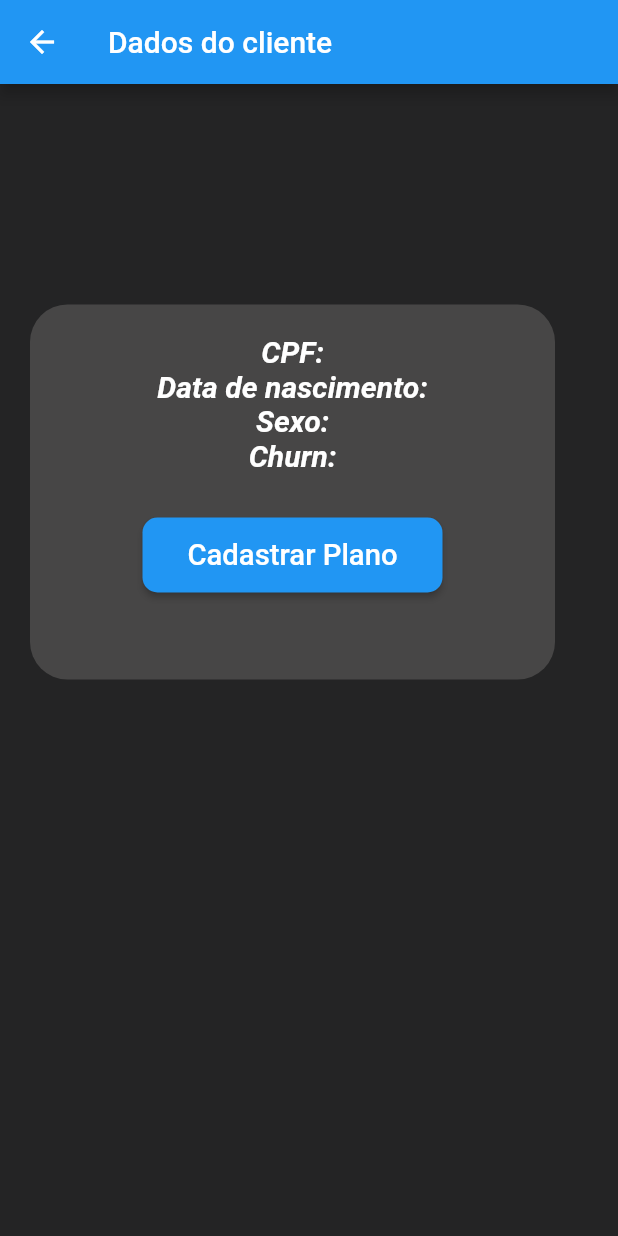
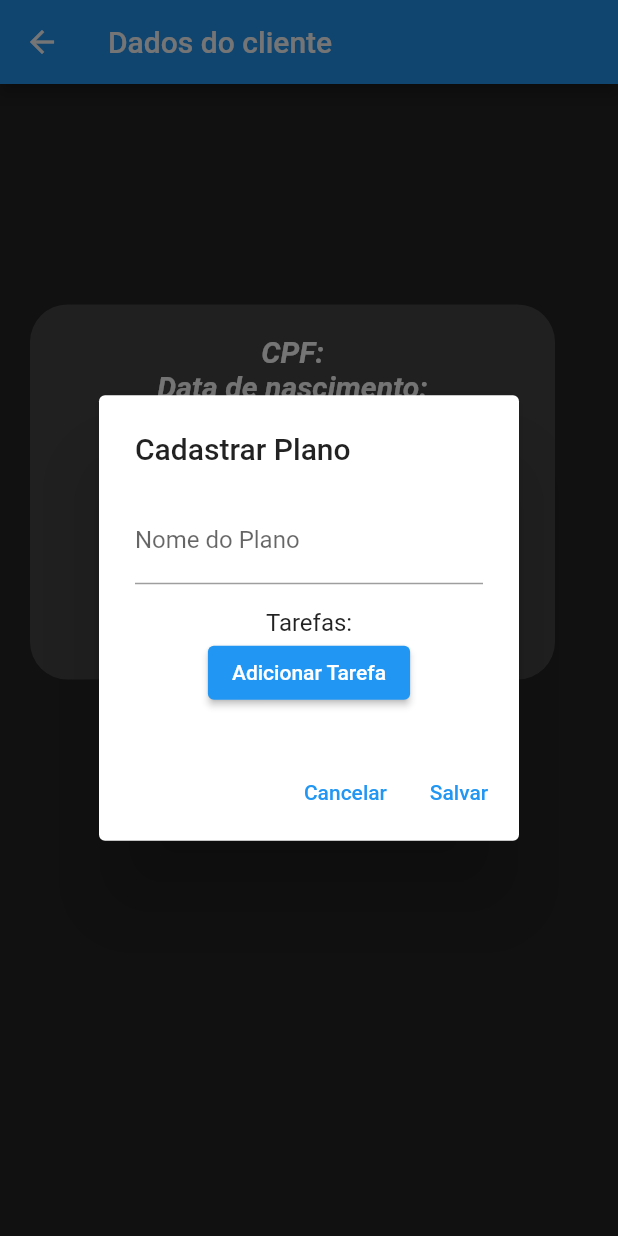
Before and after one commit to JoseRoberto1506/Customer-Flight-Predictor, a Flutter app: the TelaCliente screen opened directly with empty values, after a tap on "Cadastrar Plano", on a phone screen of 412 x 824 dp. Run offline on Flutter 3.47's test engine with Material 2 defaults, Android fonts, the phone set to English and light mode, and no system bars; our stand-ins replace cloud_firestore, firebase_auth, firebase_core; accounts and stored records are empty.

Commit message:
adição da função de cadastrar plano de ação, modificação das telas Cliente e ListaCliente, adição do componente addPlanDialog

```diff
--- a/lib/pages/cliente.dart
+++ b/lib/pages/cliente.dart
@@ -1,13 +1,17 @@
 // ignore_for_file: prefer_const_literals_to_create_immutables, prefer_const_constructors
-
+import 'componentes/dialogConfirm.dart';
+import 'package:cfp_app/pages/Provider/ClientesProvider.dart';
+import 'package:cfp_app/pages/componentes/addPlanDialog.dart';
 import 'package:cfp_app/pages/componentes/botao.dart';
 import 'package:flutter/material.dart';
 import 'package:cloud_firestore/cloud_firestore.dart';
 import 'package:firebase_auth/firebase_auth.dart';
 
 class TelaCliente extends StatefulWidget {
-  const TelaCliente({Key? key, required this.cliente}) : super(key: key);
+  const TelaCliente({Key? key, required this.cliente, required this.clienteId})
+      : super(key: key);
   final Map<String, dynamic> cliente;
+  final String? clienteId;
 
   @override
   State<TelaCliente> createState() => _TelaClienteState();
@@ -15,12 +19,14 @@ class TelaCliente extends StatefulWidget {
 
 class _TelaClienteState extends State<TelaCliente> {
   late Future<List<Map<String, dynamic>>> dadosClienteFuture;
+  late Future<List<Map<String, dynamic>>> planosClienteFuture;
 
   @override
   void initState() {
     super.initState();
     // Fetch client data when the widget is initialized
     dadosClienteFuture = getDadosCliente();
+    planosClienteFuture = getPlanosCliente();
   }
 
   Future<List<Map<String, dynamic>>> getDadosCliente() async {
@@ -39,9 +45,59 @@ class _TelaClienteState extends State<TelaCliente> {
       List<Map<String, dynamic>> dados_do_cliente = [];
       Map<String, dynamic> data =
           dadosClienteSnapshot.data() as Map<String, dynamic>;
+      data['documentId'] = dadosClienteSnapshot.id;
       dados_do_cliente.add(data);
 
       return dados_do_cliente;
+    } else {
+      return [];
+    }
+  }
+
+  // deletarPlano(String documentId) async {
+  //   final User? user = FirebaseAuth.instance.currentUser;
+  //   String? uid = user?.uid;
+  //   if (uid != null) {
+  //     try {
+  //       CollectionReference listaPlanosRef = FirebaseFirestore.instance
+  //           .collection('listaPlanos')
+  //           .doc(uid)
+  //           .collection('listaPlanos');
+  //       await listaPlanosRef.doc(documentId).delete();
+  //     } catch (e) {
+  //       print('error: $e');
+  //     }
+  //   }
+  // }
+
+  void onPlanAdded() {
+    setState(() {
+      planosClienteFuture = getPlanosCliente();
+    });
+  }
+
+  Future<List<Map<String, dynamic>>> getPlanosCliente() async {
+    final User? user = FirebaseAuth.instance.currentUser;
+    final String? uid = user?.uid;
+
+    if (uid != null) {
+      CollectionReference listaPlanosRef = FirebaseFirestore.instance
+          .collection('usuarios')
+          .doc(uid)
+          .collection('listaPlanos');
+
+      QuerySnapshot planosSnapshot = await listaPlanosRef
+          .where('clienteId', isEqualTo: widget.cliente['documentId'])
+          .get();
+
+      List<Map<String, dynamic>> planos = [];
+      planosSnapshot.docs.forEach((doc) {
+        Map<String, dynamic> planoData = doc.data() as Map<String, dynamic>;
+        planoData['id'] = doc.id; // Add the plan's ID to the data
+        planos.add(planoData);
+      });
+
+      return planos;
     } else {
       return [];
     }
@@ -65,7 +121,7 @@ class _TelaClienteState extends State<TelaCliente> {
         title: const Text('Dados do cliente'),
       ),
       body: FutureBuilder(
-        future: dadosClienteFuture,
+        future: Future.wait([dadosClienteFuture, planosClienteFuture]),
         builder: (context, snapshot) {
           if (snapshot.connectionState == ConnectionState.waiting) {
             return Center(child: CircularProgressIndicator());
@@ -75,8 +131,15 @@ class _TelaClienteState extends State<TelaCliente> {
             return Center(child: Text('No data available'));
           } else {
             List<Map<String, dynamic>> dados_cliente =
-                snapshot.data as List<Map<String, dynamic>>;
-            print(dados_cliente);
+                snapshot.data?[0] as List<Map<String, dynamic>>;
+            List<Map<String, dynamic>> planosCliente =
+                snapshot.data?[1] as List<Map<String, dynamic>>;
+
+            final data = snapshot.data;
+            if (data != null && data.length == 2) {
+              dados_cliente = (data[0] as List<Map<String, dynamic>>?) ?? [];
+              planosCliente = (data[1] as List<Map<String, dynamic>>?) ?? [];
+            }
             return SingleChildScrollView(
               child: Column(
                 crossAxisAlignment: CrossAxisAlignment.center,
@@ -160,13 +223,78 @@ class _TelaClienteState extends State<TelaCliente> {
                             const SizedBox(
                               height: 30,
                             ),
-                            Botao(fn: () {}, texto: 'Cadastrar Plano'),
-                            // Add more Text widgets to display additional data
+                            Botao(
+                                fn: () {
+                                  showDialog(
+                                    context: context,
+                                    builder: (BuildContext context) {
+                                      return AddPlanDialog(
+                                        cliente: widget.cliente,
+                                        clienteId: widget.cliente['documentId'],
+                                        onPlanAdded: onPlanAdded,
+                                      );
+                                    },
+                                  );
+                                },
+                                texto: 'Cadastrar Plano'),
                           ],
                         ),
                       ),
                     ),
                   ),
+                  // Display plans
+                  if (planosCliente.isNotEmpty)
+                    Column(
+                      children: [
+                        Text(
+                          'Planos:',
+                          style: TextStyle(
+                              fontSize: 24,
+                              fontWeight: FontWeight.bold,
+                              color: Colors.white),
+                        ),
+                        Padding(
+                          padding: const EdgeInsets.all(30.0),
+                          child: Column(
+                            children: planosCliente.map((plano) {
+                              return ListTile(
+                                  title: Text(
+                                    plano['nome'],
+                                    style: TextStyle(color: Colors.white),
+                                  ),
+                                  subtitle: Column(
+                                    crossAxisAlignment:
+                                        CrossAxisAlignment.start,
+                                    children: plano['tarefas']
+                                        .map<Widget>((tarefa) => Text(
+                                              tarefa,
+                                              style: TextStyle(
+                                                  color:
+                                                      Colors.lightBlueAccent),
+                                            ))
+                                        .toList(),
+                                  ),
+                                  trailing: SizedBox(
+                                    width: 100,
+                                    child: Row(
+                                      children: [
+                                        IconButton(
+                                            onPressed: () {},
+                                            icon: Icon(Icons.edit),
+                                            color: Colors.white),
+                                        IconButton(
+                                          onPressed: () {},
+                                          icon: Icon(Icons.delete),
+                                          color: Colors.white,
+                                        ),
+                                      ],
+                                    ),
+                                  ));
+                            }).toList(),
+                          ),
+                        ),
+                      ],
+                    ),
                 ],
               ),
             );
--- /dev/null
+++ b/lib/pages/componentes/addPlanDialog.dart
@@ -0,0 +1,133 @@
+import 'package:cloud_firestore/cloud_firestore.dart';
+import 'package:firebase_auth/firebase_auth.dart';
+import 'package:flutter/material.dart';
+import 'package:cfp_app/pages/cliente.dart';
+
+class AddPlanDialog extends StatefulWidget {
+  const AddPlanDialog(
+      {Key? key,
+      required this.cliente,
+      required this.clienteId,
+      required this.onPlanAdded})
+      : super(key: key);
+  final Map<String, dynamic> cliente;
+  final String clienteId;
+  final VoidCallback onPlanAdded;
+
+  @override
+  _AddPlanDialogState createState() => _AddPlanDialogState();
+}
+
+class _AddPlanDialogState extends State<AddPlanDialog> {
+  String planName = '';
+  List<String> tasks = [];
+  final User? user = FirebaseAuth.instance.currentUser;
+  final Map<String, dynamic>? planos = {};
+
+  @override
+  Widget build(BuildContext context) {
+    return AlertDialog(
+      title: Text('Cadastrar Plano'),
+      content: Column(
+        mainAxisSize: MainAxisSize.min,
+        children: [
+          TextField(
+            decoration: InputDecoration(labelText: 'Nome do Plano'),
+            onChanged: (value) {
+              setState(() {
+                planName = value;
+              });
+            },
+          ),
+          SizedBox(height: 16),
+          Text('Tarefas:'),
+          Column(
+            children: tasks.map((task) => Text(task)).toList(),
+          ),
+          ElevatedButton(
+            onPressed: () {
+              _addTaskDialog(context, tasks);
+            },
+            child: Text('Adicionar Tarefa'),
+          ),
+        ],
+      ),
+      actions: [
+        TextButton(
+          onPressed: () {
+            Navigator.of(context).pop();
+          },
+          child: Text('Cancelar'),
+        ),
+        TextButton(
+          onPressed: () async {
+            await _salvarPlano(widget.clienteId);
+            Navigator.of(context).pop(); // Close the dialog after saving
+          },
+          child: Text('Salvar'),
+        ),
+      ],
+    );
+  }
+
+  void _addTaskDialog(BuildContext context, List<String> tasks) {
+    String newTask = '';
+
+    showDialog(
+      context: context,
+      builder: (BuildContext context) {
+        return AlertDialog(
+          title: Text('Adicionar Tarefa'),
+          content: Column(
+            mainAxisSize: MainAxisSize.min,
+            children: [
+              TextField(
+                decoration: InputDecoration(labelText: 'Nova Tarefa'),
+                onChanged: (value) {
+                  newTask = value;
+                },
+              ),
+            ],
+          ),
+          actions: [
+            TextButton(
+              onPressed: () {
+                Navigator.of(context).pop();
+              },
+              child: Text('Cancelar'),
+            ),
+            TextButton(
+              onPressed: () {
+                if (newTask.isNotEmpty) {
+                  setState(() {
+                    tasks.add(newTask);
+                    print(tasks);
+                  });
+                  Navigator.of(context).pop();
+                }
+              },
+              child: Text('Adicionar'),
+            ),
+          ],
+        );
+      },
+    );
+  }
+
+  _salvarPlano(String clienteId) async {
+    String? uid = user?.uid;
+    CollectionReference listaPlanosRef = FirebaseFirestore.instance
+        .collection('usuarios')
+        .doc(uid)
+        .collection('listaPlanos');
+
+    Map<String, dynamic> plano = {
+      'clienteId': clienteId,
+      'nome': planName,
+      'tarefas': tasks,
+    };
+
+    await listaPlanosRef.add(plano);
+    widget.onPlanAdded();
+  }
+}
```
Also changed, not shown: lib/pages/componentes/checkbox.dart (added, +47 -0 lines), lib/pages/listaClientes.dart (+6 -4 lines).
